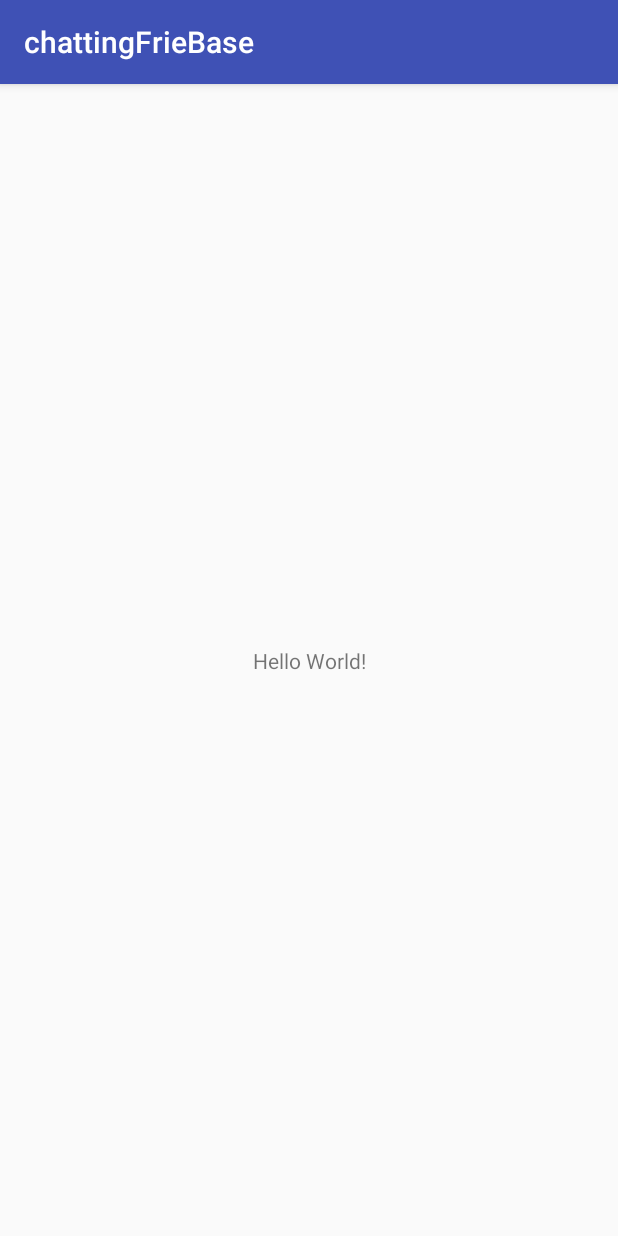
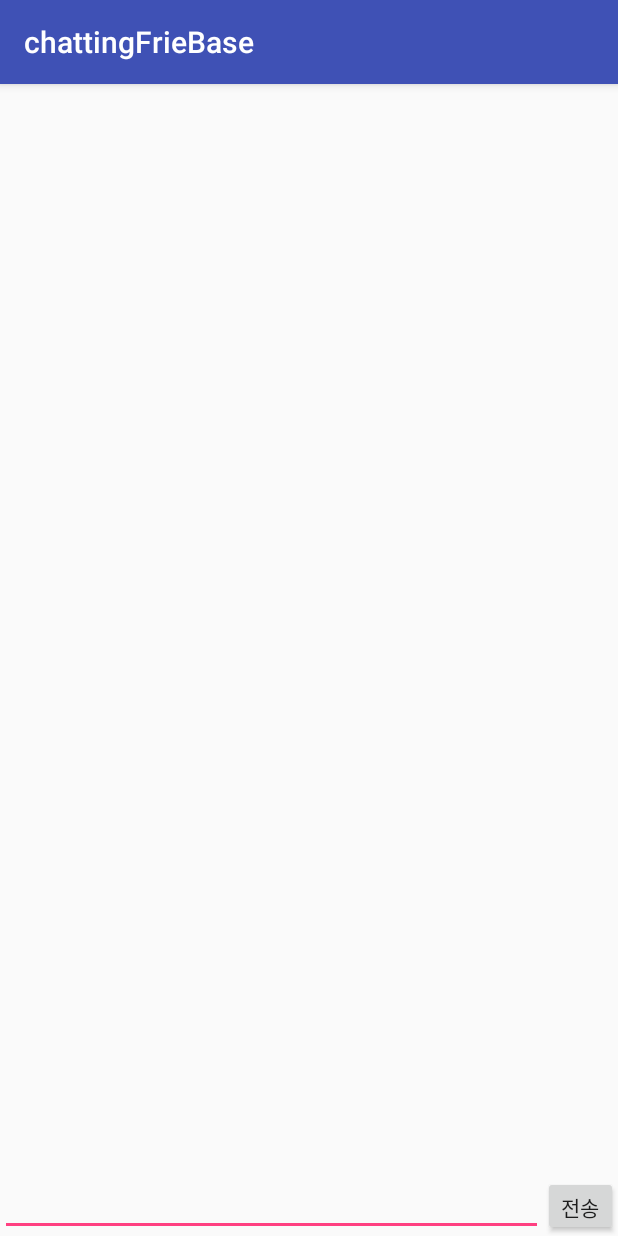
Before and after one commit to baeyeongpyo/chattingFrieBase, an Android app: the screen it shows after launch (MainActivity), on a phone screen of 412 x 824 dp. Run offline under Robolectric (Android 15) with nearby library versions, the phone set to English and light mode, and no system bars.

Commit message:
FireBase Send Fragment

```diff
--- a/app/build.gradle
+++ b/app/build.gradle
@@ -33,6 +33,8 @@ dependencies {
     testImplementation 'junit:junit:4.12'
     androidTestImplementation 'com.android.support.test:runner:1.0.2'
     androidTestImplementation 'com.android.support.test.espresso:espresso-core:3.0.2'
+    implementation 'com.android.support:cardview-v7:27.1.1'
+    implementation 'com.android.support:recyclerview-v7:27.1.1'
 }
 
 apply plugin: 'com.google.gms.google-services'
--- a/app/src/main/java/com/example/baeyongpyo/chattingfriebase/FireBaseUtil.kt
+++ b/app/src/main/java/com/example/baeyongpyo/chattingfriebase/FireBaseUtil.kt
@@ -2,10 +2,4 @@ package com.example.baeyongpyo.chattingfriebase
 
 import com.google.firebase.database.FirebaseDatabase
 
-fun FireBaseWrite(category : String, message : String){
-    FirebaseDatabase.getInstance().let {
-        it.getReference(category).let{
-            it.setValue(message)
-        }
-    }
-}
+fun fireBaseWrite(category : String, message : String) = FirebaseDatabase.getInstance().let { it.getReference(category).setValue(message) }
--- a/app/src/main/java/com/example/baeyongpyo/chattingfriebase/MainActivity.kt
+++ b/app/src/main/java/com/example/baeyongpyo/chattingfriebase/MainActivity.kt
@@ -2,8 +2,6 @@ package com.example.baeyongpyo.chattingfriebase
 
 import android.support.v7.app.AppCompatActivity
 import android.os.Bundle
-import com.google.firebase.database.FirebaseDatabase
-import kotlinx.android.synthetic.main.activity_main.*
 
 class MainActivity : AppCompatActivity() {
 
@@ -12,10 +10,7 @@ class MainActivity : AppCompatActivity() {
         setContentView(R.layout.activity_main)
 
 
-        test_buttontextview.setOnClickListener {
-
-            FireBaseWrite("Message", "TEXT")
-        }
+        replace(R.id.fragment_send_layout, SendFragment().apply { category = "Message" })
 
     }
 }
--- /dev/null
+++ b/app/src/main/java/com/example/baeyongpyo/chattingfriebase/SendFragment.kt
@@ -0,0 +1,27 @@
+package com.example.baeyongpyo.chattingfriebase
+
+import android.os.Bundle
+import android.support.v4.app.Fragment
+import android.view.LayoutInflater
+import android.view.View
+import android.view.ViewGroup
+import kotlinx.android.synthetic.main.fragment_chat_write.*
+
+class SendFragment : Fragment(){
+
+    var category = String()
+
+    override fun onCreateView(inflater: LayoutInflater, container: ViewGroup?, savedInstanceState: Bundle?): View? {
+        return inflater.inflate(R.layout.fragment_chat_write, container, false)
+    }
+
+    override fun onViewCreated(view: View, savedInstanceState: Bundle?) {
+        super.onViewCreated(view, savedInstanceState)
+
+        firebase_wirte_button.setOnClickListener {
+            val editText = firebase_wirte_edit.text.toString()
+            fireBaseWrite(category, editText)
+
+        }
+    }
+}
--- /dev/null
+++ b/app/src/main/java/com/example/baeyongpyo/chattingfriebase/Util.kt
@@ -0,0 +1,12 @@
+package com.example.baeyongpyo.chattingfriebase
+
+import android.support.annotation.IdRes
+import android.support.v4.app.Fragment
+import android.support.v7.app.AppCompatActivity
+
+fun AppCompatActivity.replace(@IdRes frameId : Int, fragment : Fragment, tag : String? = null){
+    supportFragmentManager
+            .beginTransaction()
+            .replace(frameId, fragment, tag)
+            .commit()
+}
--- a/app/src/main/res/layout/activity_main.xml
+++ b/app/src/main/res/layout/activity_main.xml
@@ -6,14 +6,13 @@
     android:layout_height="match_parent"
     tools:context=".MainActivity">
 
-    <TextView
-        android:id="@+id/test_buttontextview"
-        android:layout_width="wrap_content"
+    <FrameLayout
+        android:id="@+id/fragment_send_layout"
+        android:layout_width="match_parent"
         android:layout_height="wrap_content"
-        android:text="Hello World!"
         app:layout_constraintBottom_toBottomOf="parent"
-        app:layout_constraintLeft_toLeftOf="parent"
-        app:layout_constraintRight_toRightOf="parent"
-        app:layout_constraintTop_toTopOf="parent" />
+        app:layout_constraintStart_toStartOf="parent"
+        app:layout_constraintEnd_toEndOf="parent"
+        />
 
 </android.support.constraint.ConstraintLayout>
--- /dev/null
+++ b/app/src/main/res/layout/fragment_chat_write.xml
@@ -0,0 +1,31 @@
+<?xml version="1.0" encoding="utf-8"?>
+<android.support.constraint.ConstraintLayout xmlns:android="http://schemas.android.com/apk/res/android"
+    xmlns:tools="http://schemas.android.com/tools"
+    android:layout_width="match_parent"
+    android:layout_height="wrap_content"
+    xmlns:app="http://schemas.android.com/apk/res-auto">
+
+    <EditText
+        android:id="@+id/firebase_wirte_edit"
+        android:layout_width="0dp"
+        android:layout_height="@dimen/default_height_size"
+        android:ems="10"
+        android:inputType="textPersonName"
+        android:singleLine="true"
+        app:layout_constraintStart_toStartOf="parent"
+        app:layout_constraintTop_toTopOf="parent"
+        app:layout_constraintEnd_toStartOf="@id/firebase_wirte_button"
+        app:layout_constraintBottom_toBottomOf="parent"
+        />
+
+    <Button
+        android:id="@+id/firebase_wirte_button"
+        android:layout_width="@dimen/send_button_size"
+        android:layout_height="@dimen/default_height_size"
+        android:text="@string/sendButton"
+        app:layout_constraintStart_toEndOf="@id/firebase_wirte_edit"
+        app:layout_constraintEnd_toEndOf="parent"
+        app:layout_constraintTop_toTopOf="parent"
+        app:layout_constraintBottom_toBottomOf="parent"
+        />
+</android.support.constraint.ConstraintLayout>
--- /dev/null
+++ b/app/src/main/res/values/dimens.xml
@@ -0,0 +1,5 @@
+<?xml version="1.0" encoding="utf-8"?>
+<resources>
+    <dimen name="default_height_size">40dp</dimen>
+    <dimen name="send_button_size">50dp</dimen>
+</resources>
--- a/app/src/main/res/values/strings.xml
+++ b/app/src/main/res/values/strings.xml
@@ -1,3 +1,4 @@
 <resources>
     <string name="app_name">chattingFrieBase</string>
+    <string name="sendButton">전송</string>
 </resources>
```
